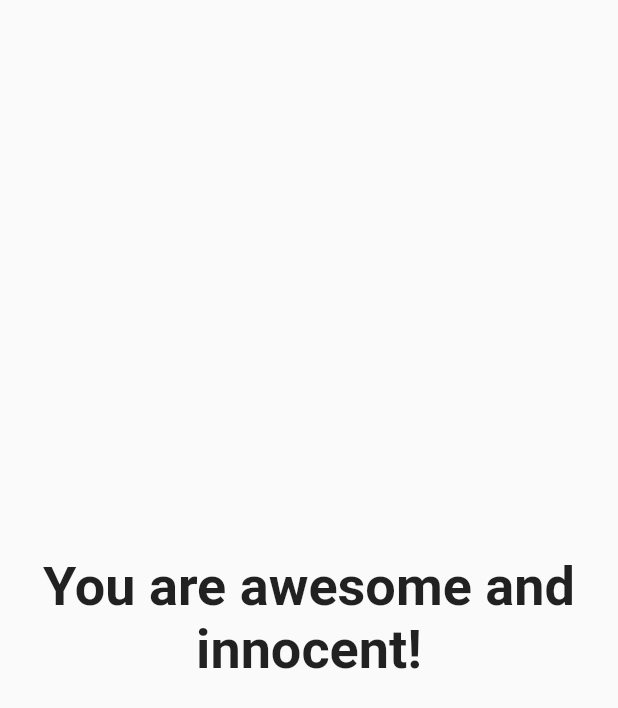
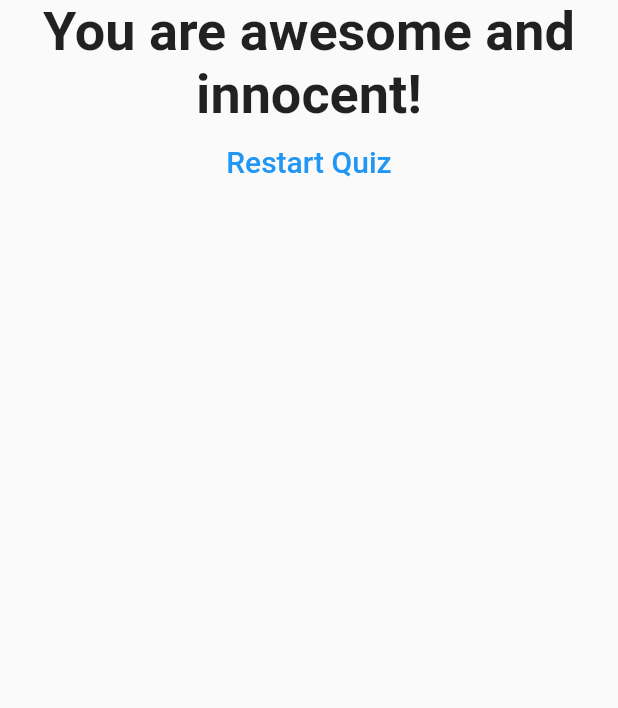
Before and after one commit to rozbeh1212/flutter_app, a Flutter app: the Result widget shown alone on an empty page, opened directly with empty values, on a phone screen of 412 x 824 dp. Shown: the top 708 px of the screen. Run offline on Flutter 3.47's test engine with Material 2 defaults, Android fonts, the phone set to English and light mode, and no system bars; statements that could not run were skipped.

Commit message:
text button created

```diff
--- a/lib/result.dart
+++ b/lib/result.dart
@@ -21,10 +21,21 @@ class Result extends StatelessWidget {
   @override
   Widget build(BuildContext context) {
     return Center(
-      child: Text(
-        resultPhrase,
-        style: TextStyle(fontSize: 36, fontWeight: FontWeight.bold),
-        textAlign: TextAlign.center,
+      child: Column(
+        children: <Widget> [
+          Text(
+            resultPhrase,
+            style: TextStyle(fontSize: 36, fontWeight: FontWeight.bold),
+            textAlign: TextAlign.center,
+          ),
+          TextButton(
+            child: Text(
+              'Restart Quiz',
+              style: TextStyle(fontSize: 20),
+            ),
+            onPressed: () => Navigator.pop(context),
+          ),
+        ],
       ),
     );
   }
```
